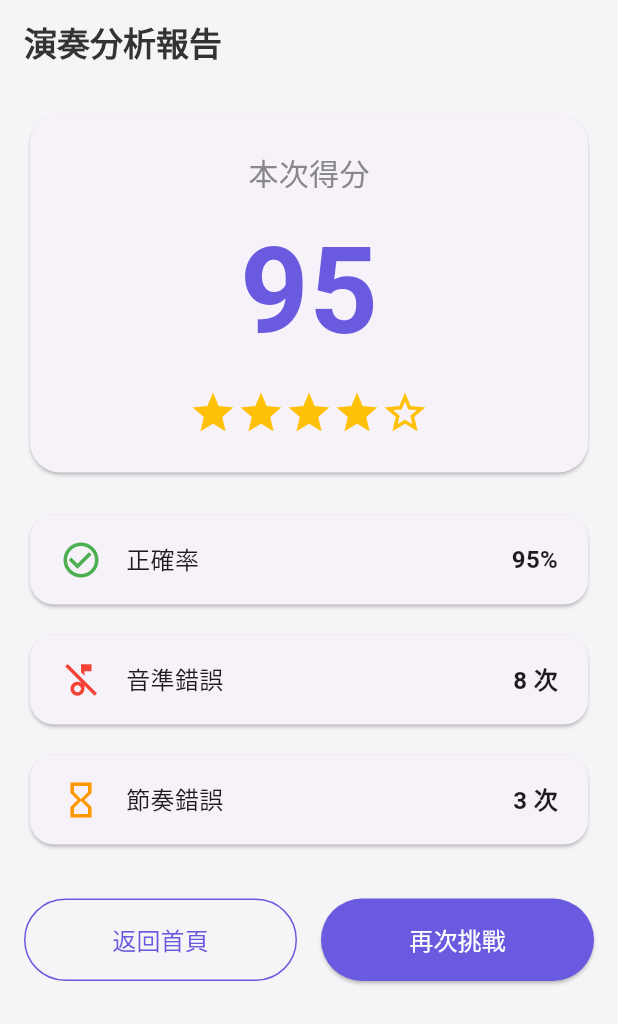
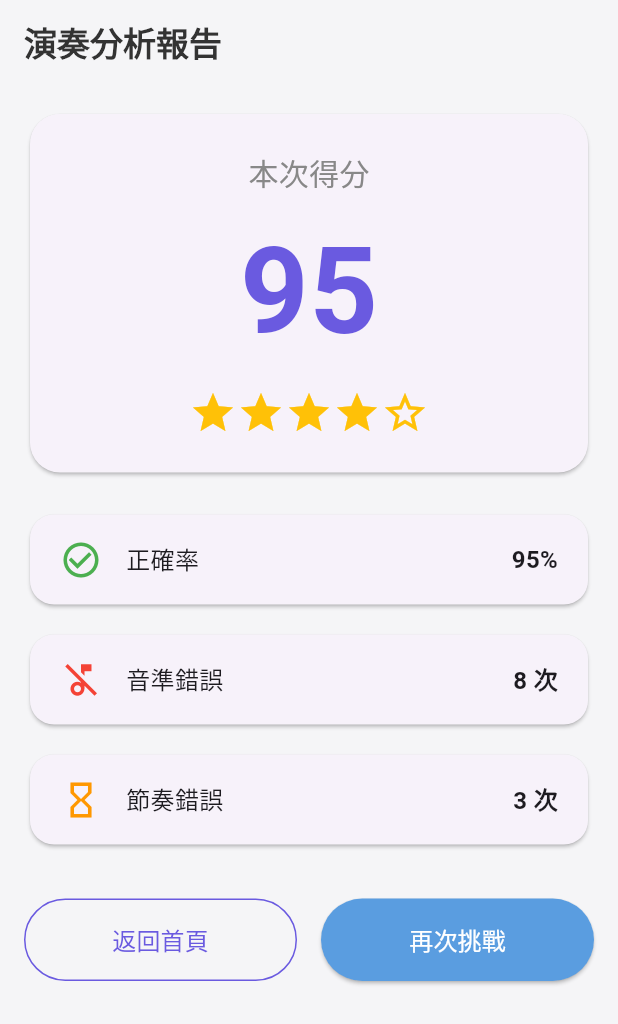
Before and after one commit to HtPtgame/music_practice_app, a Flutter app: the AnalysisPage screen opened by its route, on a phone screen of 412 x 824 dp. Shown: the top 1024 px of the screen. Run offline on Flutter 3.47's test engine with Material 3 defaults, Android fonts, the phone set to English and light mode, and no system bars; our stand-ins replace flutter_vector_icons, go_router; missing offline and left inert: flutter_midi_pro; Roboto replaces fonts that are missing (NotoSansTC).

Commit message:
UI更改

```diff
--- a/lib/main.dart
+++ b/lib/main.dart
@@ -2,6 +2,7 @@
 import 'package:flutter/material.dart';
 import 'package:music_practice_app/router/app_router.dart';
 import 'package:music_practice_app/utils/app_colors.dart';
+import 'package:flutter_midi_pro/flutter_midi_pro.dart'; //midi模組
 
 void main() {
   runApp(const MusicPracticeApp());
--- a/lib/pages/analysis_page.dart
+++ b/lib/pages/analysis_page.dart
@@ -55,7 +55,7 @@ class AnalysisPage extends StatelessWidget {
                   child: ElevatedButton(
                     onPressed: () => context.go('/practice'),
                     style: ElevatedButton.styleFrom(
-                      backgroundColor: AppColors.primary,
+                      backgroundColor: const Color.fromARGB(255, 90, 157, 224),
                       foregroundColor: Colors.white,
                       padding: const EdgeInsets.symmetric(vertical: 16),
                       shape: RoundedRectangleBorder(borderRadius: BorderRadius.circular(30)),
--- a/lib/pages/home_page.dart
+++ b/lib/pages/home_page.dart
@@ -25,7 +25,7 @@ class HomePage extends StatelessWidget {
                 children: [
                   Row(
                     children: [
-                      Icon(Icons.music_note, color: AppColors.primary, size: 28),
+                      Icon(Icons.music_note, color:  Color.fromARGB(255, 90, 157, 224), size: 28),
                       SizedBox(width: 8),
                       Text('音樂練習', style: TextStyle(color: AppColors.textDark, fontSize: 20, fontWeight: FontWeight.bold)),
                     ],
--- a/lib/router/app_router.dart
+++ b/lib/router/app_router.dart
@@ -17,6 +17,7 @@ final GoRouter appRouter = GoRouter(
   routes: [
     // ShellRoute 會作為底下 routes 的 UI 外殼
     ShellRoute(
+      // ShellRoute 本身仍然會有 build，但裡面的子路由會沒有動畫
       builder: (context, state, child) {
         return MainShell(child: child);
       },
@@ -24,39 +25,66 @@ final GoRouter appRouter = GoRouter(
         // 這些頁面會共享 MainShell 的 UI (也就是有底部導覽列)
         GoRoute(
           path: '/',
-          builder: (context, state) => const HomePage(),
+          // 使用 NoTransitionPage 實現無動畫切換
+          pageBuilder: (context, state) => NoTransitionPage<void>(
+            key: state.pageKey,
+            child: const HomePage(),
+          ),
         ),
         GoRoute(
           path: '/upload',
-          builder: (context, state) => const UploadPage(),
+          // 使用 NoTransitionPage 實現無動畫切換
+          pageBuilder: (context, state) => NoTransitionPage<void>(
+            key: state.pageKey,
+            child: const UploadPage(),
+          ),
         ),
-        // 為了展示，先建立兩個空的頁面
         GoRoute(
           path: '/library',
-          builder: (context, state) => const Center(child: Text('我的樂庫')),
+          // 使用 NoTransitionPage 實現無動畫切換
+          pageBuilder: (context, state) => NoTransitionPage<void>(
+            key: state.pageKey,
+            child: const Center(child: Text('我的樂庫')),
+          ),
         ),
         GoRoute(
           path: '/settings',
-          builder: (context, state) => const Center(child: Text('設定')),
+          // 使用 NoTransitionPage 實現無動畫切換
+          pageBuilder: (context, state) => NoTransitionPage<void>(
+            key: state.pageKey,
+            child: const Center(child: Text('設定')),
+          ),
         ),
       ],
     ),
 
-    // 這些是獨立的頁面，不會顯示底部導覽列
+    // 這些是獨立的頁面，它們的切換也會沒有動畫
     GoRoute(
       path: '/playback',
       parentNavigatorKey: _rootNavigatorKey, // 確保它能覆蓋整個畫面
-      builder: (context, state) => const PlaybackPage(),
+      // 使用 NoTransitionPage 實現無動畫切換
+      pageBuilder: (context, state) => NoTransitionPage<void>(
+        key: state.pageKey,
+        child: const PlaybackPage(),
+      ),
     ),
     GoRoute(
       path: '/practice',
       parentNavigatorKey: _rootNavigatorKey,
-      builder: (context, state) => const PracticePage(),
+      // 使用 NoTransitionPage 實現無動畫切換
+      pageBuilder: (context, state) => NoTransitionPage<void>(
+        key: state.pageKey,
+        child: const PracticePage(),
+      ),
     ),
     GoRoute(
       path: '/analysis',
       parentNavigatorKey: _rootNavigatorKey,
-      builder: (context, state) => const AnalysisPage(),
+      // 使用 NoTransitionPage 實現無動畫切換
+      pageBuilder: (context, state) => NoTransitionPage<void>(
+        key: state.pageKey,
+        child: const AnalysisPage(),
+      ),
     ),
   ],
 );
--- a/pubspec.yaml
+++ b/pubspec.yaml
@@ -30,6 +30,10 @@ environment:
 dependencies:
   flutter:
     sdk: flutter
+  file_picker: ^8.0.0 #用於開啟檔案選擇器，讓用戶從設備中選擇檔案
+  flutter_midi_pro: ^3.1.4
+  path_provider: ^2.1.5
+  flutter_piano_pro: ^0.6.0
 
   go_router: ^14.2.0
   flutter_vector_icons: ^2.0.0
@@ -58,6 +62,8 @@ flutter:
   # included with your application, so that you can use the icons in
   # the material Icons class.
   uses-material-design: true
+  assets:
+    - assets/TimGM6mb.sf2
 
   # To add assets to your application, add an assets section, like this:
   # assets:
```
Also changed, not shown: lib/pages/upload_page2.dart (added), pubspec.lock, 2 other files.
